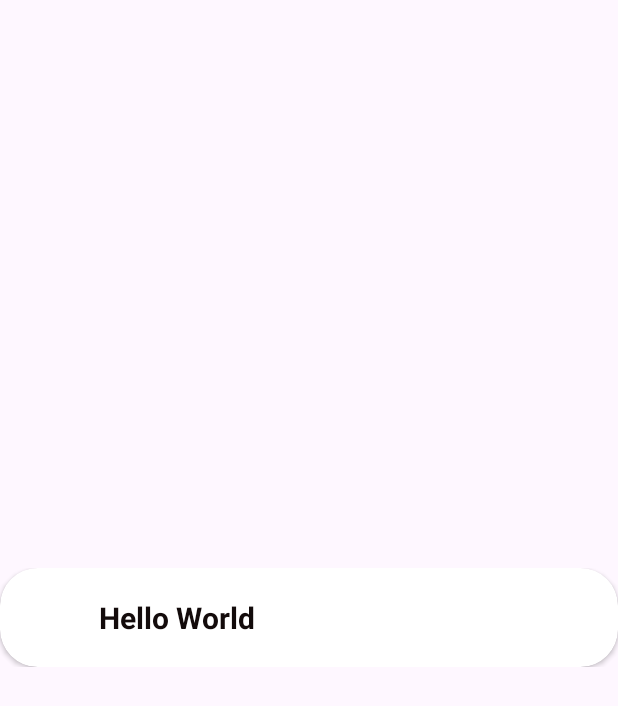
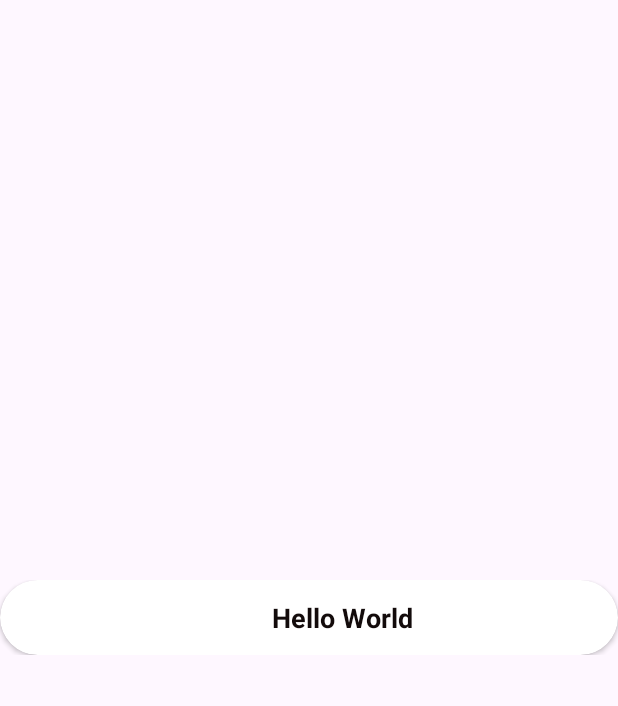
Before and after one commit to ANIKETH232323/Animated-Toast-Library, an Android app: the layout custom_toast.xml on its own in the app's theme, with its tools: preview values and no code run, on a phone screen of 412 x 824 dp. Shown: the top 706 px of the screen. Run offline under Robolectric (Android 15) with nearby library versions, the phone set to English and light mode, and no system bars.

Commit message:
Initial commit

```diff
--- a/AnimeToast/src/main/res/layout/custom_toast.xml
+++ b/AnimeToast/src/main/res/layout/custom_toast.xml
@@ -14,7 +14,7 @@
         app:layout_constraintEnd_toEndOf="parent"
         app:cardCornerRadius="25dp"
         android:id="@+id/card"
-        app:contentPadding="8dp"
+        app:contentPaddingLeft="2dp"
         app:layout_constraintStart_toStartOf="parent"
         app:layout_constraintTop_toTopOf="parent">
 
@@ -22,6 +22,7 @@
 <LinearLayout
     android:layout_width="match_parent"
     android:layout_height="match_parent"
+    android:paddingRight="15dp"
     android:orientation="horizontal">
 
     <com.airbnb.lottie.LottieAnimationView
@@ -38,11 +39,12 @@
         <TextView
             android:id="@+id/text"
             android:layout_width="match_parent"
-            android:layout_height="wrap_content"
+            android:layout_height="match_parent"
             android:layout_gravity="center"
+            android:gravity="center"
             android:text="Hello World"
             android:textColor="#130B0B"
-            android:textSize="20sp"
+            android:textSize="18sp"
             android:textStyle="bold"
             app:layout_constraintEnd_toEndOf="parent"
             app:layout_constraintHorizontal_bias="1.0"
--- a/app/src/main/java/com/example/animatedtoast/MainActivity.java
+++ b/app/src/main/java/com/example/animatedtoast/MainActivity.java
@@ -17,7 +17,7 @@ public class MainActivity extends AppCompatActivity {
     }
 
     public void Wrong(View view) {
-        AnimeToasty.makeToast(this,"You Passdsfgs",R.raw.loadingwrong, R.drawable.shape,
+        AnimeToasty.makeToast(this,"You Pass",R.raw.loadingwrong, R.drawable.shape,
                 AnimeToasty.LENGTH_SHORT).show();
     }
 
```
